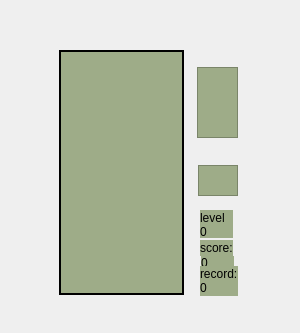
First picture: the form in src/gui/desktop/BrickGames/mainwindow.ui, repository belkamydog/BrickGames, before the edit; both pictures show x 0 to 300 and y 0 to 333 of the 300 by 536 pixel window.
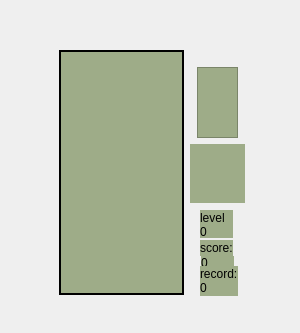
Second picture: the form after the edit. Icons and pictures are not drawn.

```diff
--- a/src/gui/desktop/BrickGames/mainwindow.ui
+++ b/src/gui/desktop/BrickGames/mainwindow.ui
@@ -546,14 +546,35 @@
    <widget class="QLabel" name="gameOverLabel">
     <property name="geometry">
      <rect>
-      <x>72</x>
+      <x>190</x>
+      <y>144</y>
+      <width>55</width>
+      <height>31</height>
+     </rect>
+    </property>
+    <property name="styleSheet">
+     <string notr="true">image: none;
+background-color: rgb(158, 172, 136);
+font: 700 18pt &quot;Marker Felt&quot;;
+color: rgb(40, 45, 20);
+</string>
+    </property>
+    <property name="text">
+     <string/>
+    </property>
+   </widget>
+   <widget class="QLabel" name="gameOverLabel_2">
+    <property name="geometry">
+     <rect>
+      <x>190</x>
       <y>170</y>
-      <width>101</width>
-      <height>20</height>
+      <width>55</width>
+      <height>33</height>
      </rect>
     </property>
     <property name="styleSheet">
      <string notr="true">image: none;
+background-color: rgb(158, 172, 136);
 font: 700 18pt &quot;Marker Felt&quot;;
 color: rgb(40, 45, 20);</string>
     </property>
```
Left out of the diff: 2 changed lines with no effect on the pictures.
